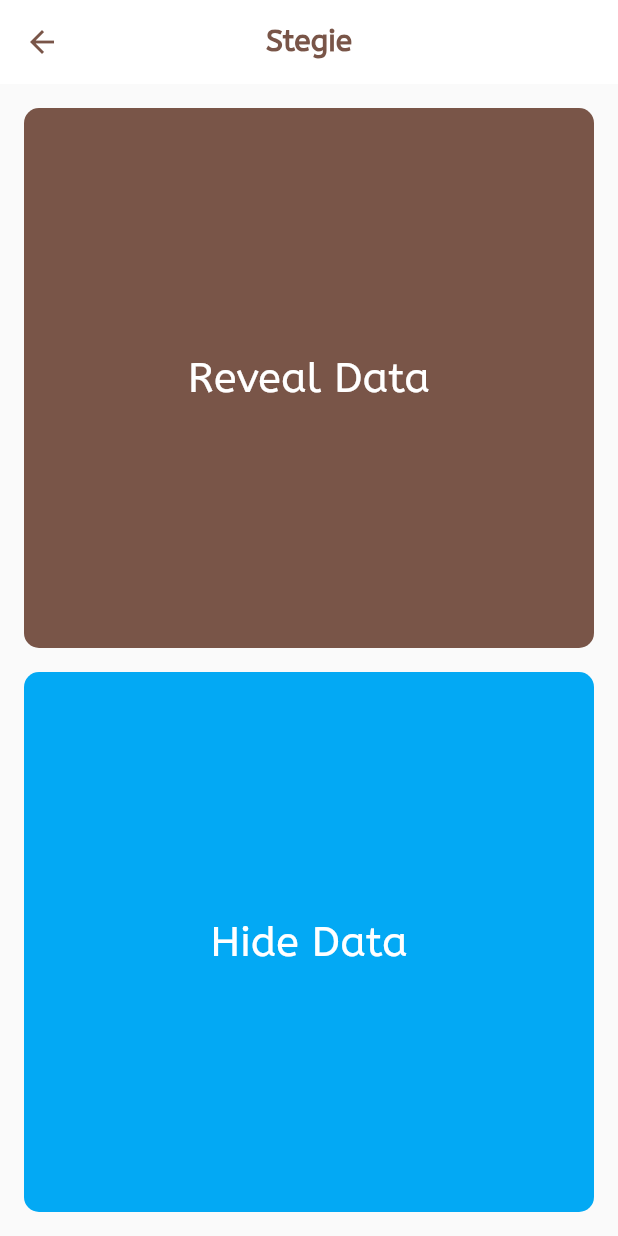
After one commit to XeBastian/roistegapp, a Flutter app: the Choice screen opened directly, on a phone screen of 412 x 824 dp. The commit adds this screen. Run offline on Flutter 3.47's test engine with Material 2 defaults, Android fonts, the phone set to English and light mode, and no system bars; our stand-ins replace get, image_cropper, image_picker, introduction_screen; missing offline and left inert: flutter_steganography.

Commit message:
6/13/2021

```diff
--- /dev/null
+++ b/lib/screens/stegieChoice.dart
@@ -0,0 +1,142 @@
+import 'dart:io';
+
+import 'package:flutter/material.dart';
+import 'package:flutter/services.dart';
+import 'package:get/get.dart';
+import 'package:roistegapp/constants/constants.dart';
+import 'package:roistegapp/screens/homeScreen.dart';
+import 'package:roistegapp/screens/revealMessage.dart';
+
+class Choice extends StatefulWidget {
+  @override
+  _ChoiceState createState() => _ChoiceState();
+}
+
+class _ChoiceState extends State<Choice> {
+  @override
+  Widget build(BuildContext context) {
+    return Scaffold(
+      appBar: defaultAppBar(title: 'Stegie', context: context),
+      body: Column(
+        children: [
+          Expanded(
+            flex: 5,
+            child: Padding(
+              padding: const EdgeInsets.all(8.0),
+              child: Column(
+                children: [
+                  BuildBottomContainer(
+                    kColor: brown,
+                    kLabel: 'Reveal Data',
+                    kSplashColor: splashColor,
+                    kTapFunction: () {
+                      HapticFeedback.heavyImpact();
+                      Get.to(RevealMessage());
+                    },
+                  ),
+                  SizedBox(
+                    width: 8,
+                  ),
+                  BuildBottomContainer(
+                    kColor: Colors.lightBlue,
+                    kLabel: 'Hide Data',
+                    kSplashColor: splashColor,
+                    kTapFunction: () {
+                      HapticFeedback.heavyImpact();
+                      Get.to(Home());
+                    },
+                  ),
+                ],
+              ),
+            ),
+          ),
+        ],
+      ),
+    );
+  }
+}
+
+class BuildBottomContainer extends StatelessWidget {
+  final Color kColor;
+  final String kLabel;
+  final Color kSplashColor;
+  final Function kTapFunction;
+
+  const BuildBottomContainer(
+      {Key key, this.kColor, this.kLabel, this.kSplashColor, this.kTapFunction})
+      : super(key: key);
+
+  @override
+  Widget build(BuildContext context) {
+    return Expanded(
+      child: Padding(
+        padding: const EdgeInsets.all(8.0),
+        child: Container(
+          constraints: BoxConstraints(
+            minHeight: double.infinity,
+            minWidth: double.infinity,
+          ),
+          decoration: BoxDecoration(
+            color: kColor,
+            borderRadius: BorderRadius.circular(10),
+          ),
+          child: Material(
+            elevation: 0.0,
+            color: Colors.transparent,
+            child: InkWell(
+              borderRadius: BorderRadius.circular(10),
+              splashColor: kSplashColor,
+              child: Center(
+                child: Text(
+                  kLabel,
+                  style: TextStyle(color: white, fontSize: 28),
+                ),
+              ),
+              onLongPress: () {
+                HapticFeedback.heavyImpact();
+              },
+              onTap: kTapFunction,
+            ),
+          ),
+        ),
+      ),
+    );
+  }
+}
+
+class CustomButton extends StatelessWidget {
+  final destination;
+  final displayText;
+
+  const CustomButton({Key key, this.destination, this.displayText})
+      : super(key: key);
+
+  @override
+  Widget build(BuildContext context) {
+    return Padding(
+      padding: const EdgeInsets.only(top: 4.0, bottom: 4.0, left: 8, right: 8),
+      child: InkWell(
+        // splashColor: Colors.lightBlueAccent,
+        borderRadius: BorderRadius.circular(10),
+        onTap: () {
+          HapticFeedback.heavyImpact();
+          Get.to(destination);
+        },
+        child: Container(
+          height: 90,
+          width: double.infinity,
+          decoration: BoxDecoration(
+            border: Border.all(color: brown),
+            borderRadius: BorderRadius.circular(10),
+          ),
+          child: Center(
+            child: Text(
+              '$displayText',
+              style: TextStyle(fontSize: 16),
+            ),
+          ),
+        ),
+      ),
+    );
+  }
+}
```
Also changed, not shown: lib/models/imagesModel.dart (added, +3 -0 lines), lib/screens/homeScreen.dart (+9 -16 lines), lib/screens/introScreen.dart (+3 -62 lines), lib/screens/processImage.dart (+36 -29 lines), lib/screens/revealMessage.dart (added, +36 -0 lines), lib/services/stateInject.dart (added, +9 -0 lines), 1 other file.
